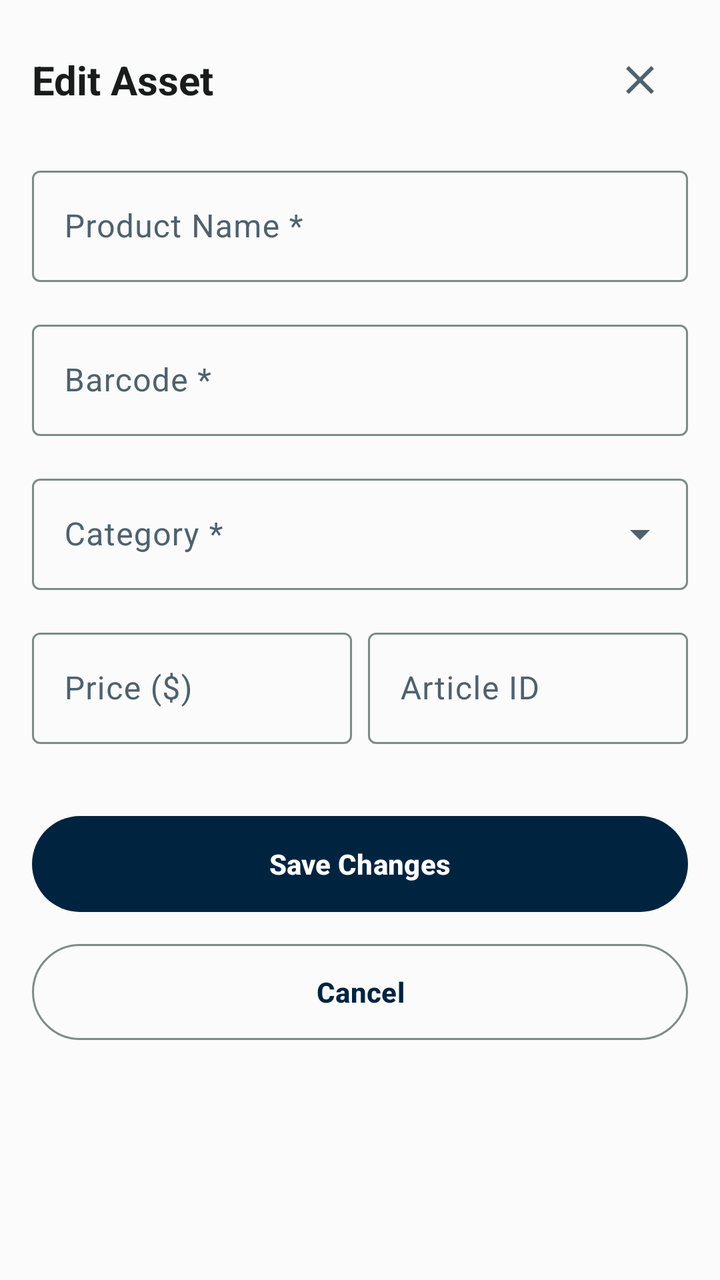
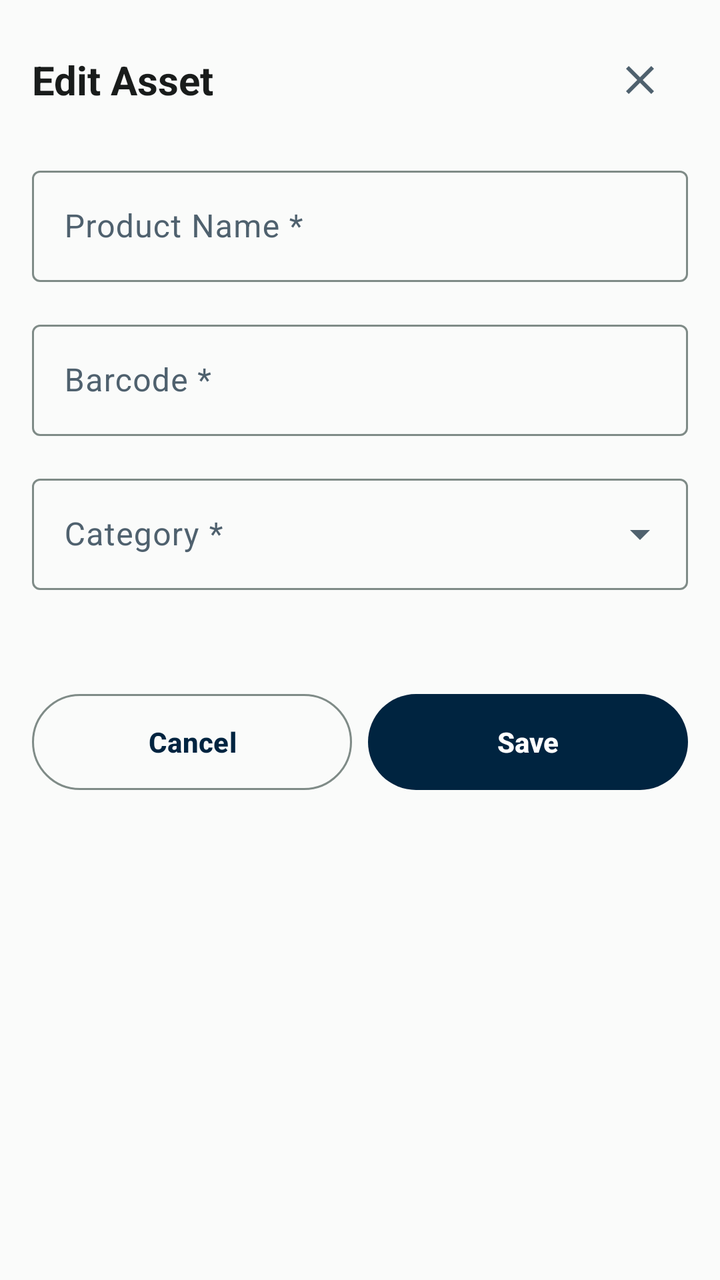

An Android layout rendered at two revisions. The XML below is the earlier revision; the diff shows what the commit changed to produce the second picture.
<!-- AndroidManifest.xml: application theme Theme.StockBuddy -->
<!-- res/layout/dialog_edit_asset.xml -->
<?xml version="1.0" encoding="utf-8"?>
<LinearLayout xmlns:android="http://schemas.android.com/apk/res/android"
    xmlns:app="http://schemas.android.com/apk/res-auto"
    android:layout_width="match_parent"
    android:layout_height="wrap_content"
    android:orientation="vertical"
    android:padding="16dp"
    android:background="@color/md_theme_surface">

    
    <LinearLayout
        android:layout_width="match_parent"
        android:layout_height="wrap_content"
        android:orientation="horizontal"
        android:gravity="center_vertical"
        android:layout_marginBottom="16dp">

        <TextView
            android:layout_width="0dp"
            android:layout_height="wrap_content"
            android:layout_weight="1"
            android:text="@string/edit_asset_title"
            android:textSize="20sp"
            android:textStyle="bold"
            android:textColor="@color/md_theme_onSurface" />

        <ImageButton
            android:id="@+id/btnCloseDialog"
            android:layout_width="48dp"
            android:layout_height="48dp"
            android:src="@drawable/ic_close"
            android:contentDescription="@string/action_close"
            android:background="?attr/selectableItemBackgroundBorderless"
            android:scaleType="centerInside"
            android:tint="@color/md_theme_onSurfaceVariant" />
    </LinearLayout>

    
    <com.google.android.material.textfield.TextInputLayout
        style="@style/Widget.Material3.TextInputLayout.OutlinedBox"
        android:layout_width="match_parent"
        android:layout_height="wrap_content"
        android:layout_marginBottom="16dp"
        android:hint="@string/edit_asset_name_label">

        <com.google.android.material.textfield.TextInputEditText
            android:id="@+id/editAssetName"
            android:layout_width="match_parent"
            android:layout_height="wrap_content" />
    </com.google.android.material.textfield.TextInputLayout>

    
    <com.google.android.material.textfield.TextInputLayout
        style="@style/Widget.Material3.TextInputLayout.OutlinedBox"
        android:layout_width="match_parent"
        android:layout_height="wrap_content"
        android:layout_marginBottom="16dp"
        android:hint="@string/edit_asset_barcode_label"
        app:endIconMode="clear_text">

        <com.google.android.material.textfield.TextInputEditText
            android:id="@+id/editAssetBarcode"
            android:layout_width="match_parent"
            android:layout_height="wrap_content" />
    </com.google.android.material.textfield.TextInputLayout>

    
    <com.google.android.material.textfield.TextInputLayout
        style="@style/Widget.Material3.TextInputLayout.OutlinedBox.ExposedDropdownMenu"
        android:layout_width="match_parent"
        android:layout_height="wrap_content"
        android:layout_marginBottom="16dp"
        android:hint="@string/edit_asset_category_label">

        <AutoCompleteTextView
            android:id="@+id/editAssetCategory"
            android:layout_width="match_parent"
            android:layout_height="wrap_content"
            android:inputType="none" />
    </com.google.android.material.textfield.TextInputLayout>

    
    <LinearLayout
        android:layout_width="match_parent"
        android:layout_height="wrap_content"
        android:orientation="horizontal"
        android:layout_marginBottom="16dp"
        android:baselineAligned="false">

        <com.google.android.material.textfield.TextInputLayout
            style="@style/Widget.Material3.TextInputLayout.OutlinedBox"
            android:layout_width="0dp"
            android:layout_height="wrap_content"
            android:layout_weight="1"
            android:layout_marginEnd="8dp"
            android:hint="@string/edit_asset_price_label">

            <com.google.android.material.textfield.TextInputEditText
                android:id="@+id/editAssetPrice"
                android:layout_width="match_parent"
                android:layout_height="wrap_content"
                android:inputType="numberDecimal" />
        </com.google.android.material.textfield.TextInputLayout>

        <com.google.android.material.textfield.TextInputLayout
            style="@style/Widget.Material3.TextInputLayout.OutlinedBox"
            android:layout_width="0dp"
            android:layout_height="wrap_content"
            android:layout_weight="1"
            android:hint="@string/edit_asset_article_id_label">

            <com.google.android.material.textfield.TextInputEditText
                android:id="@+id/editAssetArticleId"
                android:layout_width="match_parent"
                android:layout_height="wrap_content" />
        </com.google.android.material.textfield.TextInputLayout>
    </LinearLayout>

    
    <LinearLayout
        android:layout_width="match_parent"
        android:layout_height="wrap_content"
        android:orientation="vertical"
        android:layout_marginTop="16dp">

        <com.google.android.material.button.MaterialButton
            android:id="@+id/btnSaveChanges"
            style="@style/Widget.Material3.Button"
            android:layout_width="match_parent"
            android:layout_height="56dp"
            android:text="@string/action_save_changes"
            android:layout_marginBottom="8dp" />

        <com.google.android.material.button.MaterialButton
            android:id="@+id/btnCancelDialog"
            style="@style/Widget.Material3.Button.OutlinedButton"
            android:layout_width="match_parent"
            android:layout_height="56dp"
            android:text="@string/action_cancel" />
    </LinearLayout>

</LinearLayout>
<!-- resources referenced by this layout -->
<resources>
  <color name="md_theme_onSurface">#191C1B</color>
  <color name="md_theme_onSurfaceVariant">#4F616E</color>
  <color name="md_theme_surface">#FAFBFA</color>
  <string name="action_cancel">Cancel</string>
  <string name="action_close">Close</string>
  <string name="action_save_changes">Save Changes</string>
  <string name="edit_asset_article_id_label">Article ID</string>
  <string name="edit_asset_barcode_label">Barcode *</string>
  <string name="edit_asset_category_label">Category *</string>
  <string name="edit_asset_name_label">Product Name *</string>
  <string name="edit_asset_price_label">Price ($)</string>
  <string name="edit_asset_title">Edit Asset</string>
  <color name="md_theme_primary">#002440</color>
  <color name="md_theme_onPrimary">#FFFFFF</color>
  <color name="md_theme_primaryContainer">#1b3a57</color>
  <color name="md_theme_onPrimaryContainer">#87a4c6</color>
  <color name="md_theme_secondary">#496177</color>
  <color name="md_theme_onSecondary">#FFFFFF</color>
  <color name="md_theme_secondaryContainer">#c9e2fd</color>
  <color name="md_theme_onSecondaryContainer">#4d657b</color>
  <color name="md_theme_tertiary">#321f00</color>
  <color name="md_theme_onTertiary">#FFFFFF</color>
  <color name="md_theme_tertiaryContainer">#ffddb0</color>
  <color name="md_theme_onTertiaryContainer">#2D1609</color>
  <color name="md_theme_background">#FAFBFA</color>
  <color name="md_theme_onBackground">#191C1B</color>
  <color name="md_theme_surfaceVariant">#DEE4E3</color>
  <color name="md_theme_outline">#7F8B87</color>
  <color name="md_theme_outlineVariant">#CFD9D7</color>
  <color name="md_theme_error">#BA1A1A</color>
  <color name="md_theme_onError">#FFFFFF</color>
  <color name="md_theme_errorContainer">#FFDAD6</color>
  <color name="md_theme_onErrorContainer">#410002</color>
  <color name="app_bar_surface">#0F4F4F</color>
  <style name="ShapeAppearance.StockBuddy.Small" parent="ShapeAppearance.MaterialComponents.SmallComponent">
          <item name="cornerSize">8dp</item>
      </style>
  <style name="ShapeAppearance.StockBuddy.Medium" parent="ShapeAppearance.MaterialComponents.MediumComponent">
          <item name="cornerSize">12dp</item>
      </style>
  <style name="ShapeAppearance.StockBuddy.Large" parent="ShapeAppearance.MaterialComponents.LargeComponent">
          <item name="cornerSize">16dp</item>
      </style>
  <style name="TextAppearance.StockBuddy.DisplaySmall" parent="TextAppearance.Material3.DisplaySmall">
          <item name="android:textSize">36sp</item>
          <item name="android:textStyle">bold</item>
      </style>
  <style name="TextAppearance.StockBuddy.TitleLarge" parent="TextAppearance.Material3.TitleLarge">
          <item name="android:textSize">22sp</item>
          <item name="android:textStyle">bold</item>
      </style>
  <style name="TextAppearance.StockBuddy.TitleMedium" parent="TextAppearance.Material3.TitleMedium">
          <item name="android:textSize">18sp</item>
          <item name="android:textStyle">bold</item>
      </style>
  <style name="TextAppearance.StockBuddy.TitleSmall" parent="TextAppearance.Material3.TitleSmall">
          <item name="android:textSize">16sp</item>
          <item name="android:textStyle">bold</item>
      </style>
  <style name="TextAppearance.StockBuddy.LabelLarge" parent="TextAppearance.Material3.LabelLarge">
          <item name="android:textSize">14sp</item>
          <item name="android:textStyle">bold</item>
      </style>
  <style name="TextAppearance.StockBuddy.LabelMedium" parent="TextAppearance.Material3.LabelMedium">
          <item name="android:textSize">12sp</item>
          <item name="android:textStyle">bold</item>
      </style>
  <style name="TextAppearance.StockBuddy.LabelSmall" parent="TextAppearance.Material3.LabelSmall">
          <item name="android:textSize">11sp</item>
          <item name="android:textStyle">bold</item>
      </style>
  <!-- unchanged entries left out for length: 10 -->
</resources>

<!-- the commit's change to res/layout/dialog_edit_asset.xml (unified diff, before → after) -->
@@ -37,6 +37,7 @@
 
     
     <com.google.android.material.textfield.TextInputLayout
+        android:id="@+id/layoutAssetName"
         style="@style/Widget.Material3.TextInputLayout.OutlinedBox"
         android:layout_width="match_parent"
         android:layout_height="wrap_content"
@@ -51,6 +52,7 @@
 
     
     <com.google.android.material.textfield.TextInputLayout
+        android:id="@+id/layoutAssetBarcode"
         style="@style/Widget.Material3.TextInputLayout.OutlinedBox"
         android:layout_width="match_parent"
         android:layout_height="wrap_content"
@@ -66,6 +68,7 @@
 
     
     <com.google.android.material.textfield.TextInputLayout
+        android:id="@+id/layoutAssetCategory"
         style="@style/Widget.Material3.TextInputLayout.OutlinedBox.ExposedDropdownMenu"
         android:layout_width="match_parent"
         android:layout_height="wrap_content"
@@ -81,62 +84,36 @@
 
     
     <LinearLayout
+        android:id="@+id/dynamicFieldsContainer"
         android:layout_width="match_parent"
         android:layout_height="wrap_content"
-        android:orientation="horizontal"
-        android:layout_marginBottom="16dp"
-        android:baselineAligned="false">
-
-        <com.google.android.material.textfield.TextInputLayout
-            style="@style/Widget.Material3.TextInputLayout.OutlinedBox"
-            android:layout_width="0dp"
-            android:layout_height="wrap_content"
-            android:layout_weight="1"
-            android:layout_marginEnd="8dp"
-            android:hint="@string/edit_asset_price_label">
-
-            <com.google.android.material.textfield.TextInputEditText
-                android:id="@+id/editAssetPrice"
-                android:layout_width="match_parent"
-                android:layout_height="wrap_content"
-                android:inputType="numberDecimal" />
-        </com.google.android.material.textfield.TextInputLayout>
-
-        <com.google.android.material.textfield.TextInputLayout
-            style="@style/Widget.Material3.TextInputLayout.OutlinedBox"
-            android:layout_width="0dp"
-            android:layout_height="wrap_content"
-            android:layout_weight="1"
-            android:hint="@string/edit_asset_article_id_label">
-
-            <com.google.android.material.textfield.TextInputEditText
-                android:id="@+id/editAssetArticleId"
-                android:layout_width="match_parent"
-                android:layout_height="wrap_content" />
-        </com.google.android.material.textfield.TextInputLayout>
-    </LinearLayout>
+        android:orientation="vertical"
+        android:layout_marginBottom="16dp" />
 
     
     <LinearLayout
         android:layout_width="match_parent"
         android:layout_height="wrap_content"
-        android:orientation="vertical"
-        android:layout_marginTop="16dp">
+        android:orientation="horizontal"
+        android:layout_marginTop="16dp"
+        android:baselineAligned="false">
+
+        <com.google.android.material.button.MaterialButton
+            android:id="@+id/btnCancelDialog"
+            style="@style/Widget.Material3.Button.OutlinedButton"
+            android:layout_width="0dp"
+            android:layout_height="56dp"
+            android:layout_weight="1"
+            android:layout_marginEnd="8dp"
+            android:text="@string/action_cancel" />
 
         <com.google.android.material.button.MaterialButton
             android:id="@+id/btnSaveChanges"
             style="@style/Widget.Material3.Button"
-            android:layout_width="match_parent"
+            android:layout_width="0dp"
             android:layout_height="56dp"
-            android:text="@string/action_save_changes"
-            android:layout_marginBottom="8dp" />
-
-        <com.google.android.material.button.MaterialButton
-            android:id="@+id/btnCancelDialog"
-            style="@style/Widget.Material3.Button.OutlinedButton"
-            android:layout_width="match_parent"
-            android:layout_height="56dp"
-            android:text="@string/action_cancel" />
+            android:layout_weight="1"
+            android:text="@string/action_save" />
     </LinearLayout>
 
 </LinearLayout>
<!-- resource entries referenced after the edit -->
@@ -5,12 +5,10 @@
   <color name="md_theme_surface">#FAFBFA</color>
   <string name="action_cancel">Cancel</string>
   <string name="action_close">Close</string>
-  <string name="action_save_changes">Save Changes</string>
-  <string name="edit_asset_article_id_label">Article ID</string>
+  <string name="action_save">Save</string>
   <string name="edit_asset_barcode_label">Barcode *</string>
   <string name="edit_asset_category_label">Category *</string>
   <string name="edit_asset_name_label">Product Name *</string>
-  <string name="edit_asset_price_label">Price ($)</string>
   <string name="edit_asset_title">Edit Asset</string>
   <color name="md_theme_primary">#002440</color>
   <color name="md_theme_onPrimary">#FFFFFF</color>
